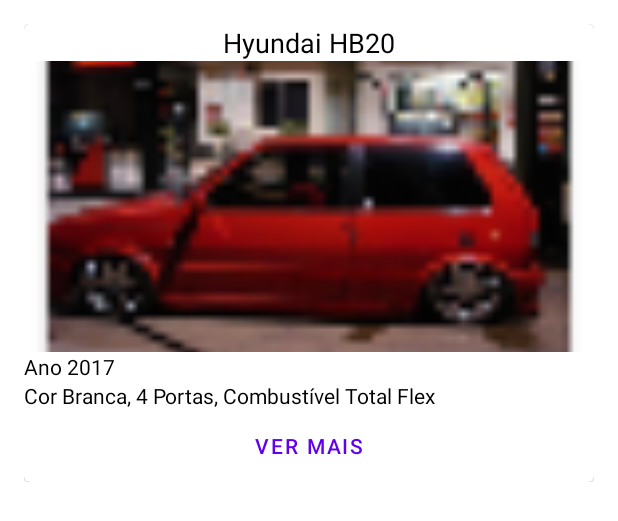
After one commit to vosouza/Android_loja_de_carros, an Android app: the layout item_list3.xml on its own in the app's theme, with its tools: preview values and no code run, on a phone screen of 412 x 824 dp. The commit adds this screen. Shown: the top 521 px of the screen. Run offline under Robolectric (Android 15) with nearby library versions, the phone set to English and light mode, and no system bars.

Commit message:
Adicionadas item lists

```diff
--- /dev/null
+++ b/app/src/main/res/layout/item_list3.xml
@@ -0,0 +1,60 @@
+<?xml version="1.0" encoding="utf-8"?>
+<LinearLayout xmlns:android="http://schemas.android.com/apk/res/android"
+    android:layout_width="match_parent"
+    android:layout_height="wrap_content"
+    android:orientation="vertical"
+    android:layout_margin="16dp">
+
+    <com.google.android.material.card.MaterialCardView
+        android:layout_width="match_parent"
+        android:layout_height="wrap_content"
+        android:padding="8dp">
+
+        <LinearLayout
+            android:id="@+id/item_card_layout"
+            android:layout_width="match_parent"
+            android:layout_height="match_parent"
+            android:orientation="vertical">
+            <TextView
+                android:id="@+id/item_card_name"
+                android:layout_width="match_parent"
+                android:layout_height="wrap_content"
+                android:text="Hyundai HB20"
+                android:textAlignment="center"
+                android:textSize="18sp"
+                android:textColor="@color/black"/>
+
+            <ImageView
+                android:id="@+id/item_card_image"
+                android:layout_width="match_parent"
+                android:layout_height="194dp"
+                android:scaleType="centerCrop"
+                android:src="@mipmap/card_image_exemple" />
+
+            <TextView
+                android:id="@+id/item_card_desc1"
+                android:layout_width="match_parent"
+                android:layout_height="wrap_content"
+                android:text="Ano 2017"
+                android:textSize="14sp"
+                android:textColor="@color/black"/>
+            <TextView
+                android:id="@+id/item_card_desc2"
+                android:layout_width="match_parent"
+                android:layout_height="wrap_content"
+                android:text="Cor Branca, 4 Portas, Combustível Total Flex"
+                android:textSize="14sp"
+                android:textColor="@color/black"/>
+
+            <com.google.android.material.button.MaterialButton
+                android:id="@+id/item_card_button_ver_mais"
+                style="?attr/borderlessButtonStyle"
+                android:layout_width="match_parent"
+                android:layout_height="match_parent"
+                android:layout_gravity="center"
+                android:text="ver mais" />
+        </LinearLayout>
+
+    </com.google.android.material.card.MaterialCardView>
+
+</LinearLayout>
```
Also changed, not shown: app/src/main/res/layout/item_list.xml (+11 -9 lines), app/src/main/res/layout/item_list2.xml (added, +60 -0 lines), app/src/main/res/layout/item_list4.xml (added, +60 -0 lines), app/src/main/res/layout/item_list5.xml (added, +60 -0 lines), app/src/main/res/layout/item_list6.xml (added, +60 -0 lines), app/src/main/res/layout/item_list7.xml (added, +60 -0 lines).
